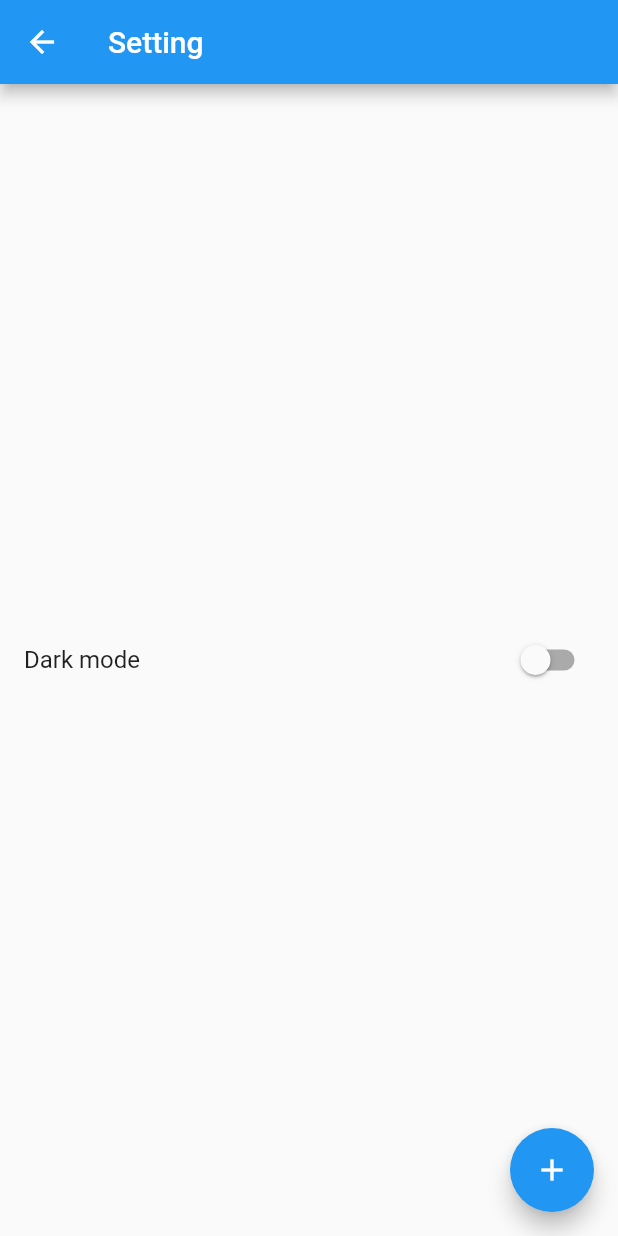
After one commit to phonex34/project_weather_template, a Flutter app: the screen it shows after launch, after a tap on the "settings" icon, on a phone screen of 412 x 824 dp. The commit adds this screen. Run offline on Flutter 3.47's test engine with Material 2 defaults, Android fonts, the light colour scheme and no system bars; our stand-ins replace get, video_player_web; missing offline and left inert: cloud_firestore_web, connectivity_for_web, firebase_auth_web, firebase_core_web, shared_preferences_web; accounts and stored records are empty.

Commit message:
add setting page

```diff
--- a/lib/main.dart
+++ b/lib/main.dart
@@ -1,5 +1,6 @@
 import 'package:flutter/material.dart';
 import 'package:get/get.dart';
+import 'package:weather_template/setting_page.dart';
 
 void main() {
   runApp(const MyApp());
@@ -128,10 +129,14 @@ class LoginPage extends StatelessWidget {
   Widget build(BuildContext context) {
     return Scaffold(
       appBar: AppBar(
-        // Here we take the value from the MyHomePage object that was created by
-        // the App.build method, and use it to set our appbar title.
-        title: Text(title),
-      ),
+          // Here we take the value from the MyHomePage object that was created by
+          // the App.build method, and use it to set our appbar title.
+          title: Text(title),
+          leading: IconButton(
+              icon: const Icon(Icons.settings),
+              onPressed: () {
+                Get.to(() => const SettingPage());
+              })),
       body: Center(
         // Center is a layout widget. It takes a single child and positions it
         // in the middle of the parent.
--- /dev/null
+++ b/lib/setting_page.dart
@@ -0,0 +1,69 @@
+import 'package:flutter/material.dart';
+import 'package:get/get.dart';
+
+class SettingPage extends StatefulWidget {
+  const SettingPage({Key? key}) : super(key: key);
+
+  @override
+  _SettingPageState createState() => _SettingPageState();
+}
+
+class _SettingPageState extends State<SettingPage> {
+  bool isDarkMode = false;
+  @override
+  void initState() {
+    // TODO: implement initState
+    isDarkMode = Get.isDarkMode;
+    super.initState();
+  }
+
+  @override
+  Widget build(BuildContext context) {
+    return Scaffold(
+      appBar: AppBar(
+        // Here we take the value from the MyHomePage object that was created by
+        // the App.build method, and use it to set our appbar title.
+        title: Text('Setting'),
+      ),
+      body: Column(
+        // Column is also a layout widget. It takes a list of children and
+        // arranges them vertically. By default, it sizes itself to fit its
+        // children horizontally, and tries to be as tall as its parent.
+        //
+        // Invoke "debug painting" (press "p" in the console, choose the
+        // "Toggle Debug Paint" action from the Flutter Inspector in Android
+        // Studio, or the "Toggle Debug Paint" command in Visual Studio Code)
+        // to see the wireframe for each widget.
+        //
+        // Column has various properties to control how it sizes itself and
+        // how it positions its children. Here we use mainAxisAlignment to
+        // center the children vertically; the main axis here is the vertical
+        // axis because Columns are vertical (the cross axis would be
+        // horizontal).
+        mainAxisAlignment: MainAxisAlignment.center,
+        children: <Widget>[
+          ListTile(
+            title: Text('Dark mode'),
+            trailing: Switch(
+                value: isDarkMode,
+                onChanged: (val) {
+                  if (val) {
+                    Get.changeTheme(ThemeData.dark());
+                  } else {
+                    Get.changeTheme(ThemeData.light());
+                  }
+                  setState(() {
+                    isDarkMode = val;
+                  });
+                }),
+          )
+        ],
+      ),
+      floatingActionButton: FloatingActionButton(
+        onPressed: () {},
+        tooltip: 'Increment',
+        child: const Icon(Icons.add),
+      ), // This trailing comma makes auto-formatting nicer for build methods.
+    );
+  }
+}
```
Also changed, not shown: 1 other file.
